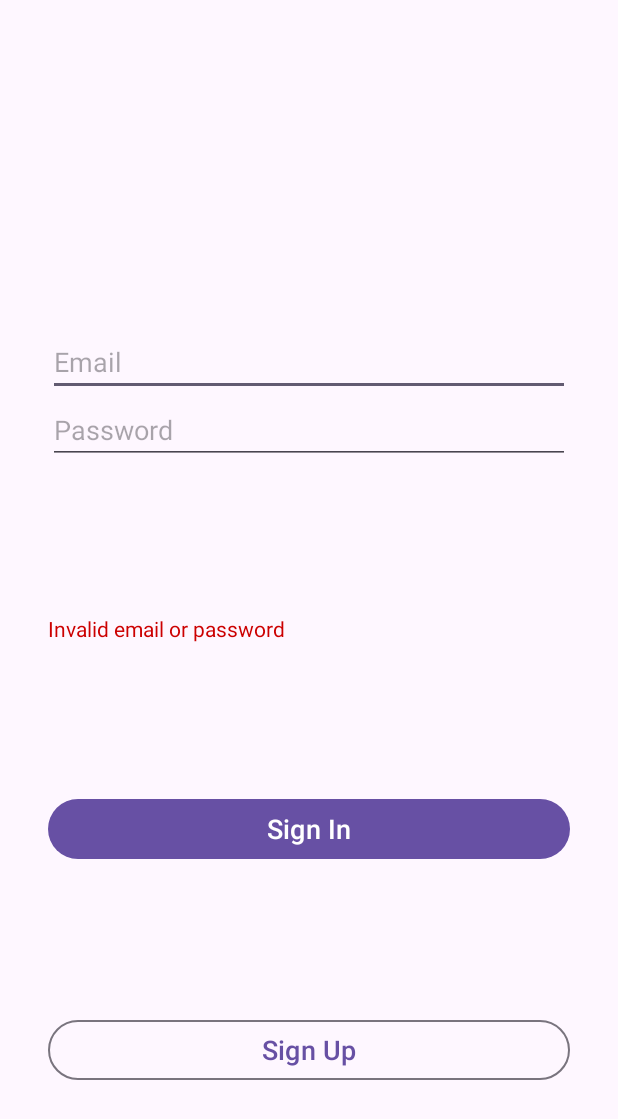
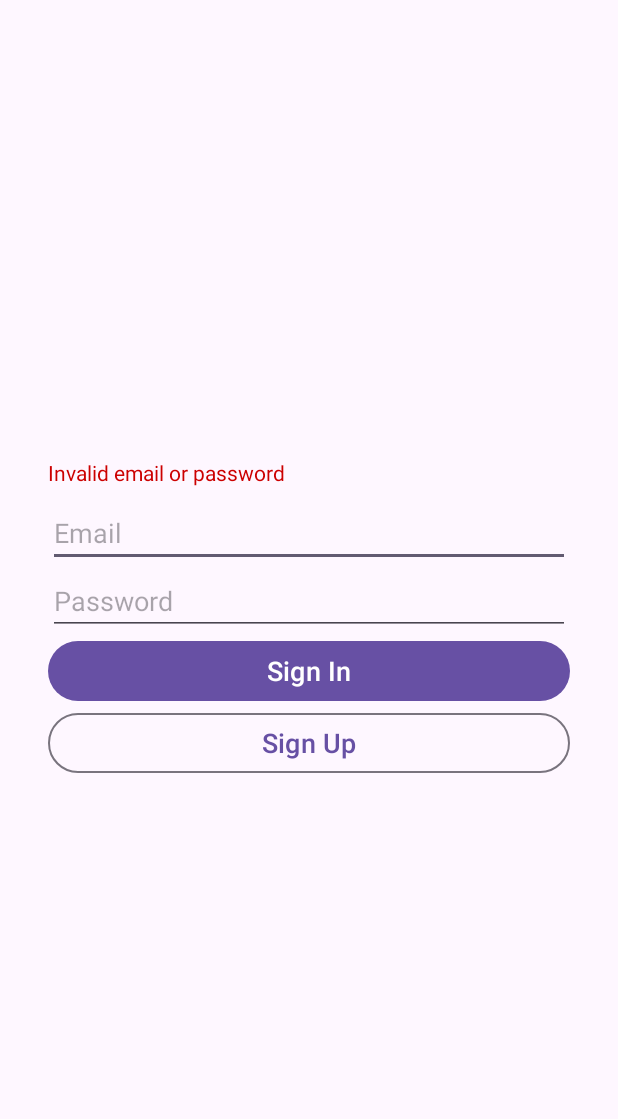
Before and after one commit to Roboskeletron/AR-Embroidery, an Android app: the layout fragment_sign_in.xml on its own in the app's theme, with its tools: preview values and no code run, on a phone screen of 412 x 824 dp. Shown: the top 1119 px of the screen. Run offline under Robolectric (Android 15) with nearby library versions, the phone set to English and light mode, and no system bars.

Commit message:
fix error text view position

```diff
--- a/app/src/main/res/layout/activity_auth.xml
+++ b/app/src/main/res/layout/activity_auth.xml
@@ -7,7 +7,7 @@
     android:layout_height="match_parent"
     tools:context=".AuthActivity">
 
-    <FrameLayout
+    <androidx.fragment.app.FragmentContainerView
         android:id="@+id/fragmentContainer"
         android:name="androidx.navigation.fragment.NavHostFragment"
         android:layout_width="match_parent"
--- a/app/src/main/res/layout/fragment_sign_in.xml
+++ b/app/src/main/res/layout/fragment_sign_in.xml
@@ -6,6 +6,7 @@
         <variable
             name="viewModel"
             type="ru.vsu.arembroidery.viewmodels.SignInFragmentVM"/>
+        <import type="android.view.View" />
     </data>
 
     <androidx.constraintlayout.widget.ConstraintLayout
@@ -13,6 +14,21 @@
         android:layout_height="match_parent"
         android:paddingHorizontal="32dp"
         tools:context=".views.SignInFragment">
+
+        <TextView
+            android:id="@+id/errorLabel"
+            android:layout_width="0dp"
+            android:layout_height="wrap_content"
+            android:textColor="@android:color/holo_red_dark"
+            android:layout_marginBottom="8dp"
+            app:layout_constraintTop_toTopOf="parent"
+            app:layout_constraintStart_toStartOf="parent"
+            app:layout_constraintEnd_toEndOf="parent"
+            app:layout_constraintBottom_toTopOf="@id/emailEdit"
+            android:text="@{viewModel.signInError}"
+            android:visibility="@{viewModel.signInError == null ? View.GONE : View.VISIBLE}"
+            tools:text="Invalid email or password"
+            app:layout_constraintVertical_chainStyle="packed" />
 
         <EditText
             android:id="@+id/emailEdit"
@@ -23,9 +39,8 @@
             android:textSize="18sp"
             app:layout_constraintEnd_toEndOf="parent"
             app:layout_constraintStart_toStartOf="parent"
-            app:layout_constraintTop_toTopOf="parent"
+            app:layout_constraintTop_toBottomOf="@id/errorLabel"
             app:layout_constraintBottom_toTopOf="@id/passwordEdit"
-            app:layout_constraintVertical_chainStyle="packed"
             android:text="@={viewModel.email}"
             />
 
@@ -43,20 +58,6 @@
             android:text="@={viewModel.password}"
             />
 
-        <TextView
-            android:id="@+id/errorLabel"
-            android:layout_width="0dp"
-            android:layout_height="wrap_content"
-            android:textColor="@android:color/holo_red_dark"
-            app:layout_constraintTop_toBottomOf="@id/passwordEdit"
-            app:layout_constraintStart_toStartOf="parent"
-            app:layout_constraintEnd_toEndOf="parent"
-            app:layout_constraintBottom_toTopOf="@id/signInBtn"
-            android:text="@{viewModel.signInError}"
-            android:visibility="@{viewModel.signInError == null ? View.GONE : View.VISIBLE}"
-            tools:text="Invalid email or password"
-            />
-
         <Button
             android:id="@+id/signInBtn"
             android:layout_width="0dp"
@@ -65,7 +66,7 @@
             android:textSize="18sp"
             app:layout_constraintEnd_toEndOf="parent"
             app:layout_constraintStart_toStartOf="parent"
-            app:layout_constraintTop_toBottomOf="@id/errorLabel"
+            app:layout_constraintTop_toBottomOf="@id/passwordEdit"
             app:layout_constraintBottom_toTopOf="@id/signUpBtn"
             android:onClick="@{() -> viewModel.signIn()}"/>
 
```
